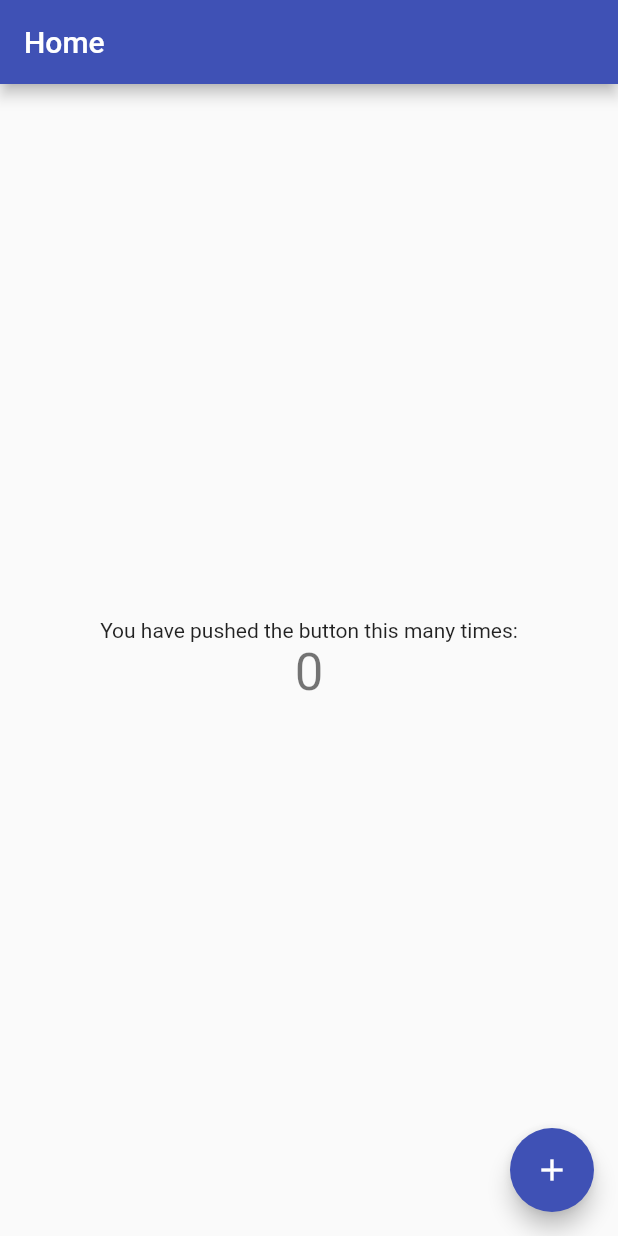
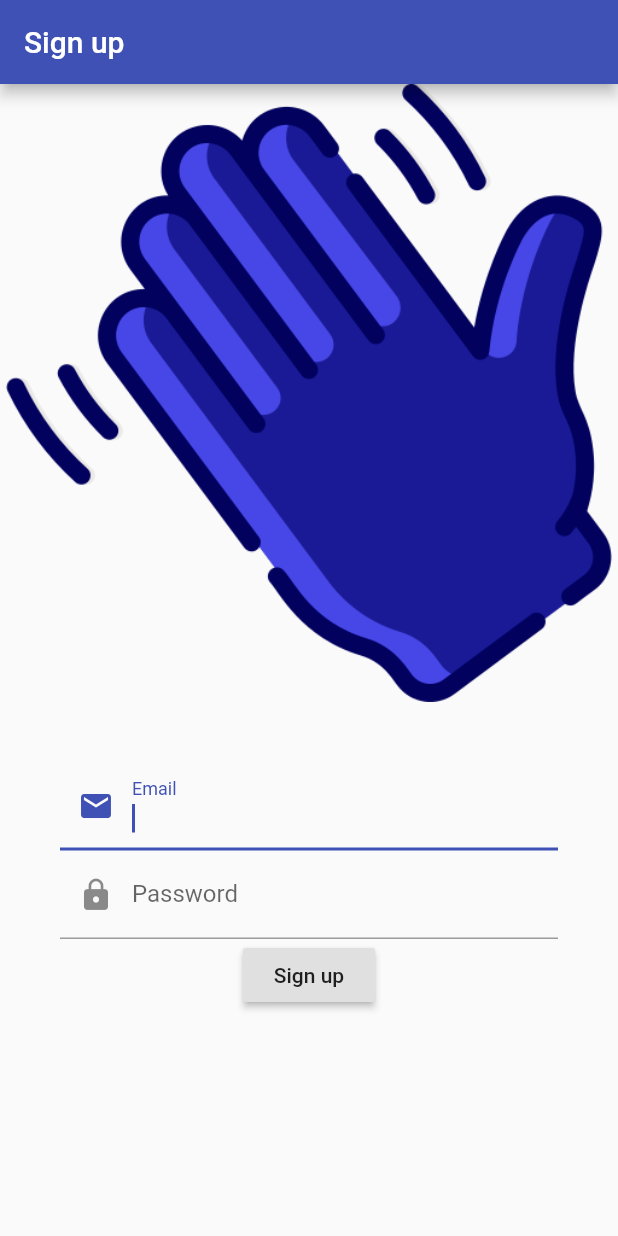
Before and after one commit to codewithiulian/wave, a Flutter app: the screen it shows after launch, on a phone screen of 412 x 824 dp. Run offline on Flutter 3.47's test engine with Material 2 defaults, Android fonts, the light colour scheme and no system bars; our stand-ins replace email_validator, firebase_auth, google_sign_in; accounts and stored records are empty.

Commit message:
Email registration initial implementation

```diff
--- a/lib/main.dart
+++ b/lib/main.dart
@@ -1,5 +1,8 @@
+import 'package:firebase_auth/firebase_auth.dart';
 import 'package:flutter/material.dart';
-import 'package:firebase_auth/firebase_auth.dart';
+import 'package:google_sign_in/google_sign_in.dart';
+import 'package:wave/pages/register.dart';
+import 'utils/helper.dart';
 
 void main() {
   runApp(Wave());
@@ -19,7 +22,7 @@ class Wave extends StatelessWidget {
 }
 
 class HomePage extends StatefulWidget {
-  HomePage({Key key, this.title}) : super(key: key);
+  HomePage({this.title});
 
   final String title;
 
@@ -28,39 +31,14 @@ class HomePage extends StatefulWidget {
 }
 
 class _HomePageState extends State<HomePage> {
-  int _counter = 0;
-
-  void _incrementCounter() {
-    setState(() {
-      _counter++;
-    });
-  }
+  @override
+  void initState() {}
 
   @override
   Widget build(BuildContext context) {
+    // If the user is not logged in.
     return Scaffold(
-      appBar: AppBar(
-        title: Text(widget.title),
-      ),
-      body: Center(
-        child: Column(
-          mainAxisAlignment: MainAxisAlignment.center,
-          children: <Widget>[
-            Text(
-              'You have pushed the button this many times:',
-            ),
-            Text(
-              '$_counter',
-              style: Theme.of(context).textTheme.headline4,
-            ),
-          ],
-        ),
-      ),
-      floatingActionButton: FloatingActionButton(
-        onPressed: _incrementCounter,
-        tooltip: 'Increment',
-        child: Icon(Icons.add),
-      ),
+        body: RegisterPage()
     );
   }
 }
--- /dev/null
+++ b/lib/pages/register.dart
@@ -0,0 +1,128 @@
+import 'dart:core';
+import 'package:flutter/material.dart';
+import 'package:firebase_auth/firebase_auth.dart';
+import 'package:email_validator/email_validator.dart';
+
+import 'login.dart';
+import '../utils/helper.dart';
+import 'feed.dart';
+
+final FirebaseAuth _auth = FirebaseAuth.instance;
+
+class RegisterPage extends StatefulWidget {
+  final String title = 'Sign up';
+
+  @override
+  State createState() => RegisterPageState();
+}
+
+class RegisterPageState extends State<RegisterPage> {
+  final GlobalKey<FormState> _formKey = GlobalKey<FormState>();
+  final TextEditingController _emailController = TextEditingController();
+  final TextEditingController _passwordController = TextEditingController();
+  bool _success;
+  String _errorMessage;
+  String _userEmail;
+
+  @override
+  Widget build(BuildContext context) {
+    return Scaffold(
+      appBar: AppBar(
+        title: Text(widget.title),
+      ),
+      body: Form(
+        key: _formKey,
+        child: ListView(
+          children: <Widget>[
+            Image.asset('assets/images/wave.png', width: 100),
+            Container(
+              padding: EdgeInsets.all(40.0),
+              child: Column(
+                  children: <Widget>[
+                    TextFormField(
+                      controller: _emailController,
+                      autofocus: true,
+                      decoration: const InputDecoration(
+                          labelText: 'Email', prefixIcon: Icon(Icons.email)
+                      ),
+                      validator: (String value) {
+                        return _validateEmail(value);
+                      },
+                    ),
+                    TextFormField(
+                      controller: _passwordController,
+                      obscureText: true,
+                      decoration: const InputDecoration(
+                          labelText: 'Password', prefixIcon: Icon(Icons.lock)),
+                      validator: (String value) {
+                        return _validatePassword(value);
+                      },
+                    ),
+                    RaisedButton(
+                      onPressed: () async {
+                        if (_formKey.currentState.validate()) {
+                          _register();
+                          helper.redirect(context, FeedPage());
+                        }
+                      },
+                      child: Text('Sign up'),
+                    ),
+                  ],
+              ),
+            ),
+          ],
+        ),
+      ),
+    );
+  }
+
+  String _validateEmail(String value) {
+    if (value.isEmpty) {
+      return 'Please type in your email';
+    }
+    if (!EmailValidator.validate(value))
+      return 'Please enter a valid email address';
+    return null;
+  }
+
+  String _validatePassword(String value) {
+    if (value.isEmpty) {
+      return 'Please choose a password';
+    }
+    if (value.length < 6) {
+      return 'The password must be at least 6 characters long';
+    }
+    return null;
+  }
+
+  @override
+  void dispose() {
+    // Clean up the controller when the Widget is disposed
+    _emailController.dispose();
+    _passwordController.dispose();
+    super.dispose();
+  }
+
+  void _register() async {
+    FirebaseUser user;
+    try {
+      user = (await _auth.createUserWithEmailAndPassword(
+          email: _emailController.text, password: _passwordController.text))
+          .user;
+    } catch (e) {
+      if (e.toString().contains('ERROR_EMAIL_ALREADY_IN_USE'))
+        setState(() {
+          _success = false;
+          _errorMessage = 'This email address is already in use.';
+        });
+    }
+    if (user != null) {
+      setState(() {
+        _success = true;
+        _userEmail = user.email;
+      });
+    } else {
+      _success = false;
+    }
+  }
+}
--- a/pubspec.yaml
+++ b/pubspec.yaml
@@ -10,7 +10,9 @@ dependencies:
   flutter:
     sdk: flutter
   cupertino_icons: ^0.1.3
+  google_sign_in: ^4.4.0
   firebase_auth: ^0.15.5+3
+  email_validator: '^1.0.0'
 
 dev_dependencies:
   flutter_test:
@@ -18,3 +20,5 @@ dev_dependencies:
 
 flutter:
   uses-material-design: true
+  assets:
+    - assets/images/wave.png
```
Also changed, not shown: lib/pages/feed.dart (added, +28 -0 lines), lib/utils/helper.dart (added, +25 -0 lines), assets/images/wave.png (added), lib/pages/login.dart (added), 1 other file.
